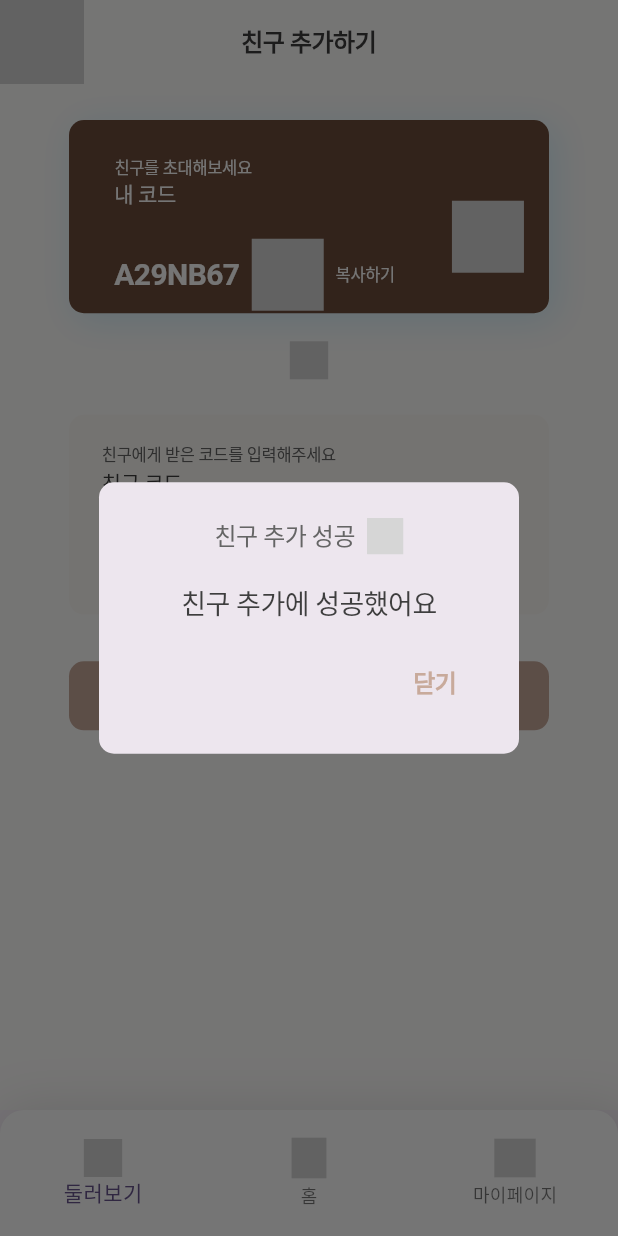
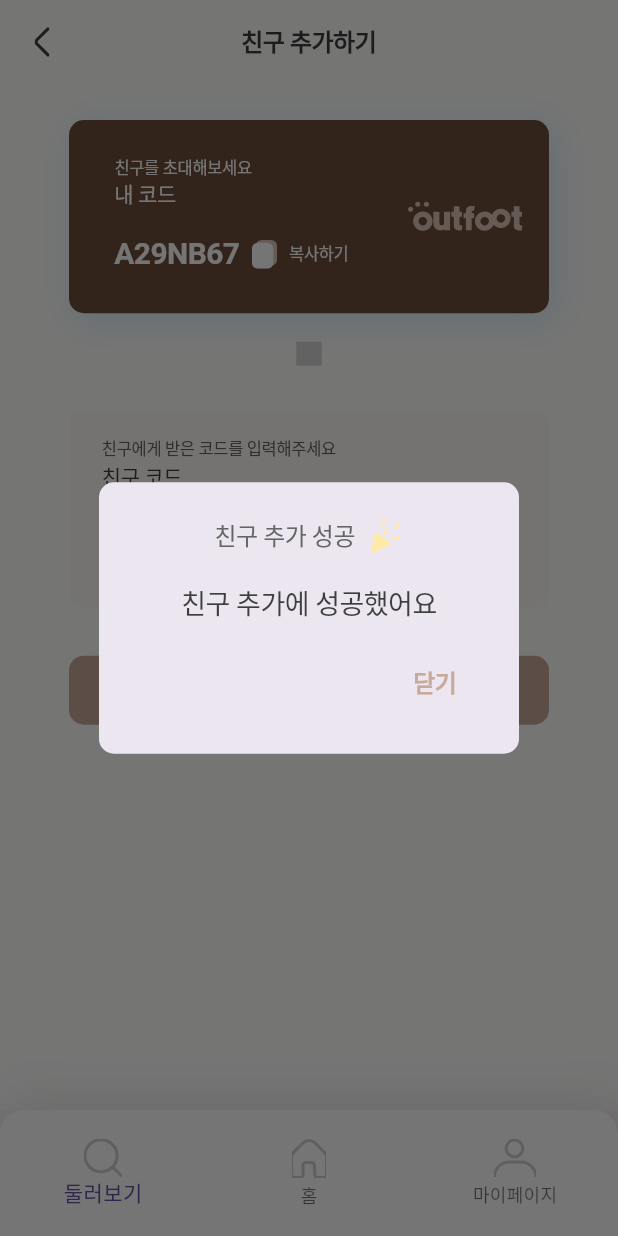
Before and after one commit to APPS-sookmyung/2024-OUTFOOT-client, a Flutter app: the AddFriendPopup screen opened directly, after a tap on "추가하기", on a phone screen of 412 x 824 dp. Run offline on Flutter 3.47's test engine with Material 3 defaults, Android fonts, the phone set to English and light mode, and no system bars; our stand-ins replace flutter_svg, image_picker, path_drawing; Roboto replaces fonts that are missing (Pretendard); project files that could hold a hidden picture were left out; grey boxes are pictures that could not be loaded.

Commit message:
[Chore/#3] icon 이름 수정

```diff
--- a/outfoot/lib/screens/add_friend_popup_screen.dart
+++ b/outfoot/lib/screens/add_friend_popup_screen.dart
@@ -58,7 +58,8 @@ class AddFriendPopup extends StatelessWidget {
                         16.0, FontWeight.w400, Color(0xFF656565), -0.32),
                   ),
                   SizedBox(width: 8.0),
-                  _svgIcon('assets/icon/Vector.svg', width: 24.0, height: 24.0),
+                  _svgIcon('assets/icon/party_popper.svg',
+                      width: 24.0, height: 24.0),
                 ],
               ),
               SizedBox(height: 25.0),
@@ -93,8 +94,8 @@ class AddFriendPopup extends StatelessWidget {
     return Scaffold(
       appBar: AppBar(
         backgroundColor: Color(0xFFFFFEFD),
-        leading:
-            _svgIcon('assets/icon/Vector 265.svg', width: 17.38, height: 8.69),
+        leading: _svgIcon('assets/icon/before_arrow.svg',
+            width: 17.38, height: 8.69),
         centerTitle: true,
         title: Text(
           '친구 추가하기',
@@ -144,7 +145,7 @@ class AddFriendPopup extends StatelessWidget {
                     Positioned(
                       top: 53.82,
                       right: 16.71,
-                      child: _svgIcon('assets/icon/Group 2130.svg'),
+                      child: _svgIcon('assets/icon/logo_basic.svg'),
                     ),
                     Positioned(
                       top: 79.15,
@@ -157,7 +158,7 @@ class AddFriendPopup extends StatelessWidget {
                                 20.0, FontWeight.w600, Colors.white, -0.4),
                           ),
                           SizedBox(width: 8.0),
-                          _svgIcon('assets/icon/Group 2155.svg'),
+                          _svgIcon('assets/icon/copy.svg'),
                           SizedBox(width: 8.0),
                           Text(
                             '복사하기',
@@ -170,10 +171,9 @@ class AddFriendPopup extends StatelessWidget {
                   ],
                 ),
               ),
-              SizedBox(height: 18.75),
-              _svgIcon('assets/icon/Group 2206.svg',
-                  width: 25.57, height: 25.34),
-              SizedBox(height: 23.69),
+              SizedBox(height: 19.0),
+              _svgIcon('assets/arrow.svg', width: 17.0, height: 16.0),
+              SizedBox(height: 29.0),
               Container(
                 width: 320.0,
                 height: 133.185,
@@ -219,7 +219,7 @@ class AddFriendPopup extends StatelessWidget {
               ),
               SizedBox(height: 31.16),
               GestureDetector(
-                onTap: () => _showPopup(context), // '추가하기' 버튼 클릭 시 팝업 호출
+                onTap: () => _showPopup(context),
                 child: Container(
                   width: 320.0,
                   height: 45.994,
@@ -261,18 +261,15 @@ class AddFriendPopup extends StatelessWidget {
           elevation: 0,
           items: <BottomNavigationBarItem>[
             BottomNavigationBarItem(
-              icon: _svgIcon('assets/icon/Group 2150.svg',
-                  width: 25.57, height: 25.34),
+              icon: _svgIcon('assets/search.svg', width: 25.57, height: 25.34),
               label: '둘러보기',
             ),
             BottomNavigationBarItem(
-              icon: _svgIcon('assets/icon/Group 2149.svg',
-                  width: 23.25, height: 27.04),
+              icon: _svgIcon('assets/home.svg', width: 23.25, height: 27.04),
               label: '홈',
             ),
             BottomNavigationBarItem(
-              icon: _svgIcon('assets/icon/Group 2147.svg',
-                  width: 27.59, height: 25.8),
+              icon: _svgIcon('assets/profile.svg', width: 27.59, height: 25.8),
               label: '마이페이지',
             ),
           ],
```
Also changed, not shown: outfoot/lib/main.dart (+4 -109 lines), outfoot/lib/screens/add_friend_screen.dart (+10 -14 lines), outfoot/lib/screens/friend_list_screen.dart (+9 -13 lines), outfoot/pubspec.yaml (+8 -0 lines), outfoot/assets/icon/Group 2147.svg (deleted), outfoot/assets/icon/Group 2149.svg (deleted), outfoot/assets/icon/Group 2150.svg (deleted), outfoot/assets/icon/Group 2206.svg (deleted), outfoot/assets/icon/before_arrow.svg (renamed from outfoot/assets/icon/Vector 265.svg), outfoot/assets/icon/copy.svg (renamed from outfoot/assets/icon/Group 2155.svg), outfoot/assets/icon/edit.svg (renamed from outfoot/assets/icon/Group 2144.svg), outfoot/assets/icon/failure_sign.svg (renamed from outfoot/assets/icon/Group 2158.svg), outfoot/assets/icon/logo_basic.svg (renamed from outfoot/assets/icon/Group 2130.svg), outfoot/assets/icon/next_arrow.svg (renamed from outfoot/assets/icon/Vector 265_1.svg), 2 more files, 5 other files.
